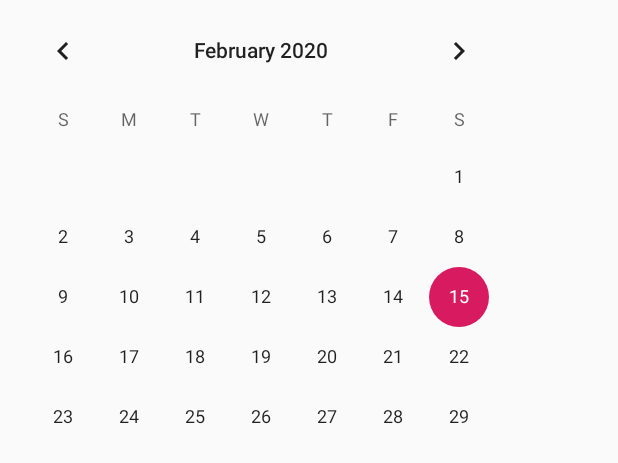
After one commit to shumvlesu/CriminalIntent, an Android app: the layout dialog_date.xml on its own in the app's theme, with its tools: preview values and no code run, on a phone screen of 412 x 824 dp. The commit adds this screen. Shown: the top 463 px of the screen. Run offline under Robolectric (Android 15) with nearby library versions, the phone set to English and light mode, and no system bars.

Commit message:
252 стр.

```diff
--- a/app/src/main/java/com/hfad/criminalintent/DatePickerFragment.java
+++ b/app/src/main/java/com/hfad/criminalintent/DatePickerFragment.java
@@ -4,12 +4,18 @@ package com.hfad.criminalintent;
 import android.app.Dialog;
 import android.os.Bundle;
 import android.support.v7.app.AlertDialog;
+import android.view.LayoutInflater;
+import android.view.View;
 
 public class DatePickerFragment extends android.support.v4.app.DialogFragment {
 
     @Override
     public Dialog onCreateDialog(Bundle savedInstanceState) {
+        View v = LayoutInflater.from(getActivity())
+                .inflate(R.layout.dialog_date, null);
+
         return new AlertDialog.Builder(getActivity())
+                .setView(v)
                 .setTitle(R.string.date_picker_title)
                 .setPositiveButton(android.R.string.ok, null)
                 .create();
--- /dev/null
+++ b/app/src/main/res/layout/dialog_date.xml
@@ -0,0 +1,5 @@
+<?xml version="1.0" encoding="utf-8"?>
+<CalendarView xmlns:android="http://schemas.android.com/apk/res/android"
+    android:id="@+id/dialog_date_picker"
+    android:layout_width="wrap_content"
+    android:layout_height="wrap_content"/>
```
